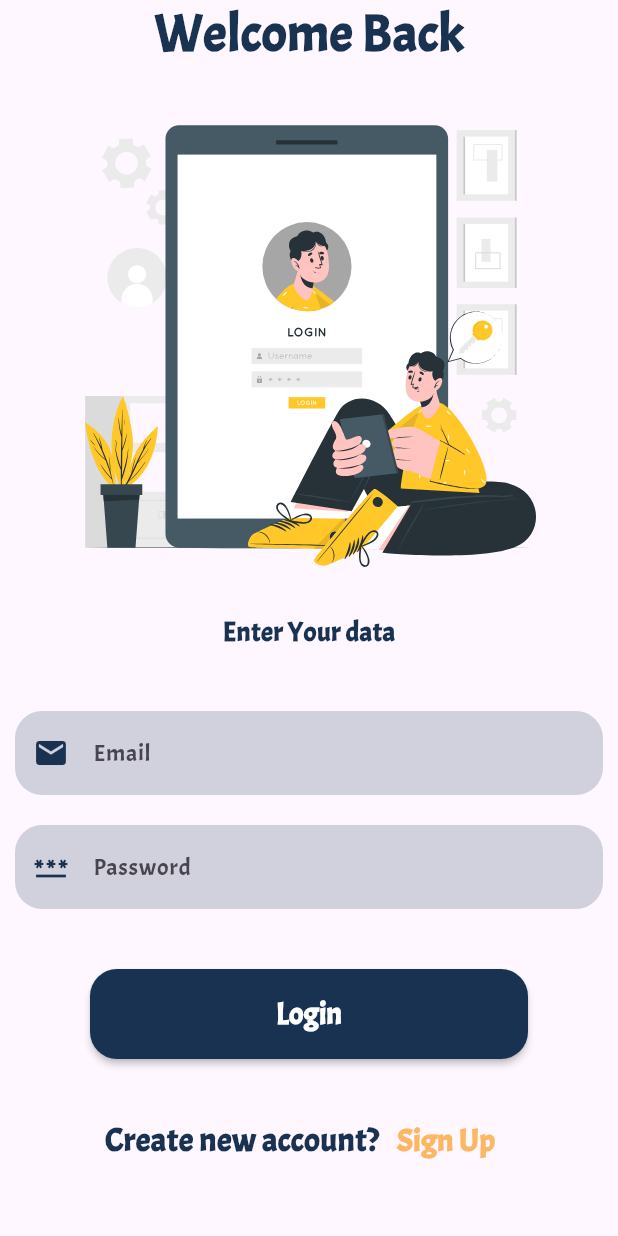
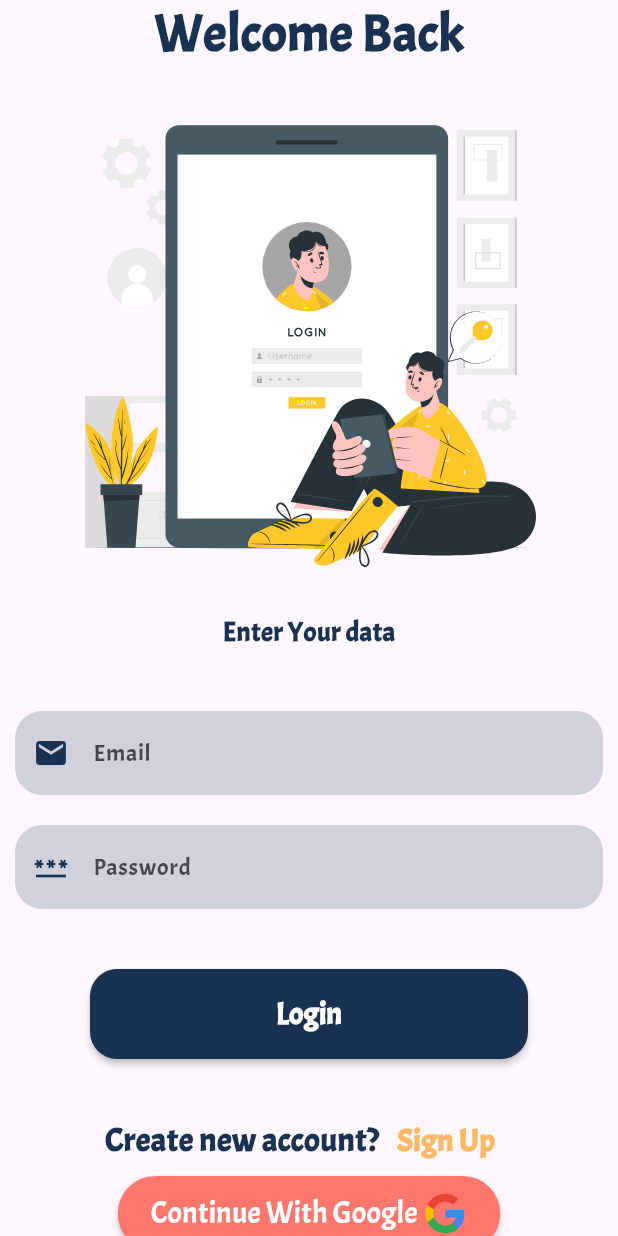
Before and after one commit to MarkMagdyShawky/new_to_do_app, a Flutter app: the LoginPage screen opened by its route, scrolled down 42 dp, on a phone screen of 412 x 824 dp. Run offline on Flutter 3.47's test engine with Material 3 defaults, Android fonts, the light colour scheme and no system bars; our stand-ins replace awesome_dialog, firebase_auth, firebase_core, flutter_svg, google_sign_in; accounts and stored records are empty.

Commit message:
custom google btn

```diff
--- /dev/null
+++ b/lib/Features/login/widgets/customGoogleBtn.dart
@@ -0,0 +1,36 @@
+import 'package:flutter/material.dart';
+import 'package:flutter_svg/svg.dart';
+import 'package:to_do_app/core/resources/imageManager.dart';
+
+class CustomGoogleBtn extends StatelessWidget {
+  final VoidCallback? signInWithGoogle;
+
+  const CustomGoogleBtn({super.key, this.signInWithGoogle});
+
+  @override
+  Widget build(BuildContext context) {
+    return MaterialButton(
+      onPressed: signInWithGoogle,
+      color: Color.fromARGB(255, 255, 118, 108),
+      padding: const EdgeInsets.only(top: 10, bottom: 10),
+      height: 30,
+      minWidth: 255,
+      shape: RoundedRectangleBorder(borderRadius: BorderRadius.circular(60)),
+      child: Row(
+        mainAxisSize: MainAxisSize.min,
+        mainAxisAlignment: MainAxisAlignment.center,
+        children: [
+          const Text(
+            "Continue With Google ",
+            style: TextStyle(fontSize: 20, color: Colors.white),
+          ),
+          SvgPicture.asset(
+            ImageManager.googleImage,
+            width: 30,
+            height: 30,
+          ),
+        ],
+      ),
+    );
+  }
+}
--- a/lib/core/resources/imageManager.dart
+++ b/lib/core/resources/imageManager.dart
@@ -1,6 +1,7 @@
 class ImageManager {
   static const String HomeBackground = "assets/images/b11.svg";
-  static const String LoginImage     = "assets/images/Login12.svg";
+  static const String LoginImage = "assets/images/Login12.svg";
 
   static const String signupImage = "assets/images/signup.svg";
+  static const String googleImage = "assets/icons/Google.svg";
 }
```
Also changed, not shown: lib/Features/login/screens/loginPage.dart (+34 -3 lines), assets/icons/Google.svg.
